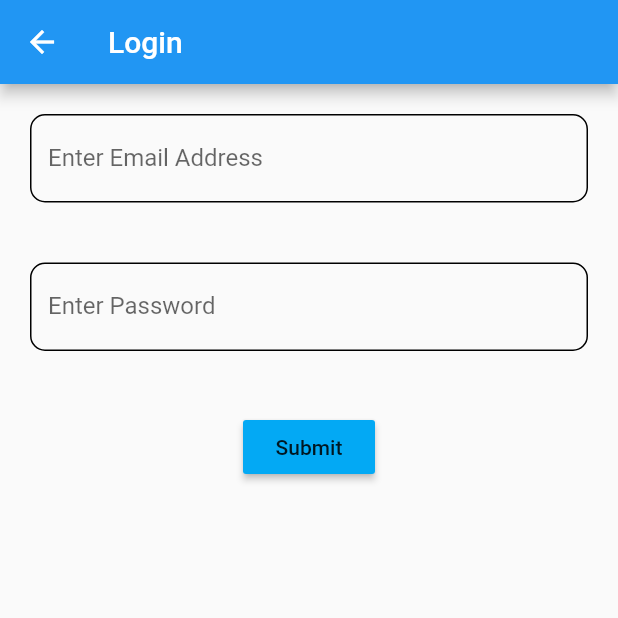
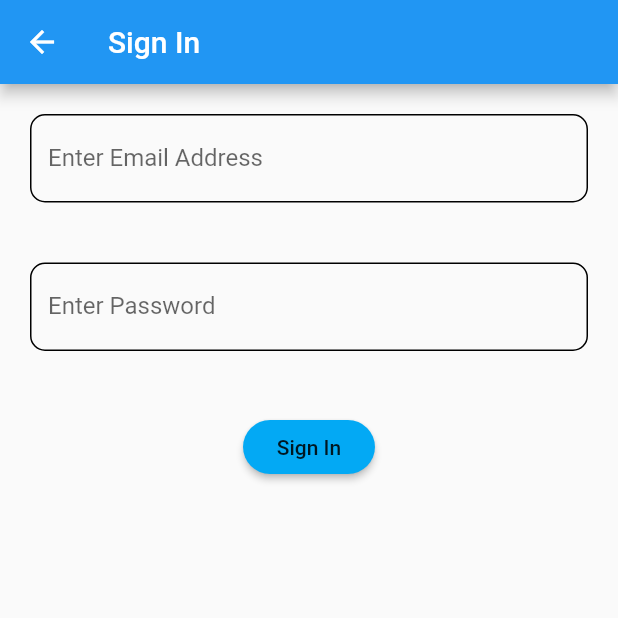
Before and after one commit to insidemordecai/etransact, a Flutter app: the screen it shows after launch, after a tap on "Sign In", on a phone screen of 412 x 824 dp, the top half of it. Run offline on Flutter 3.47's test engine with Material 2 defaults, Android fonts, the phone set to English and light mode, and no system bars; our stand-ins replace firebase_auth, firebase_core, firebase_database, flutter_signin_button, splashscreen; accounts and stored records are empty.

Commit message:
update: slight visual changes

```diff
--- a/lib/email_login.dart
+++ b/lib/email_login.dart
@@ -2,6 +2,7 @@ import 'package:firebase_auth/firebase_auth.dart';
 import 'package:flutter/material.dart';
 
 import 'home.dart';
+import 'constants.dart';
 
 class EmailLogIn extends StatefulWidget {
   @override
@@ -18,7 +19,7 @@ class _EmailLogInState extends State<EmailLogIn> {
   @override
   Widget build(BuildContext context) {
     return Scaffold(
-        appBar: AppBar(title: Text("Login")),
+        appBar: AppBar(title: Text("Sign In")),
         body: Form(
             key: _formKey,
             child: SingleChildScrollView(
@@ -72,6 +73,7 @@ class _EmailLogInState extends State<EmailLogIn> {
                         ? CircularProgressIndicator()
                         : RaisedButton(
                       color: Colors.lightBlue,
+                      shape: kRoundedBorder,
                       onPressed: () {
                         if (_formKey.currentState.validate()) {
                           setState(() {
@@ -80,7 +82,7 @@ class _EmailLogInState extends State<EmailLogIn> {
                           logInToFb();
                         }
                       },
-                      child: Text('Submit'),
+                      child: Text('Sign In'),
                     ),
                   )
                 ]))));
--- a/lib/email_signup.dart
+++ b/lib/email_signup.dart
@@ -3,6 +3,7 @@ import 'package:firebase_database/firebase_database.dart';
 import 'package:flutter/material.dart';
 
 import 'home.dart';
+import 'constants.dart';
 
 class EmailSignUp extends StatefulWidget {
   @override
@@ -23,7 +24,7 @@ class _EmailSignUpState extends State<EmailSignUp> {
   @override
   Widget build(BuildContext context) {
     return Scaffold(
-        appBar: AppBar(title: Text("Sign Up")),
+        appBar: AppBar(title: Text("Create Account")),
         body: Form(
             key: _formKey,
             child: SingleChildScrollView(
@@ -115,6 +116,7 @@ class _EmailSignUpState extends State<EmailSignUp> {
                         ? CircularProgressIndicator()
                         : RaisedButton(
                       color: Colors.lightBlue,
+                      shape: kRoundedBorder,
                       onPressed: () {
                         if (_formKey.currentState.validate()) {
                           setState(() {
--- a/lib/landing_screen.dart
+++ b/lib/landing_screen.dart
@@ -3,15 +3,16 @@ import 'package:flutter_signin_button/flutter_signin_button.dart';
 
 import 'email_login.dart';
 import 'email_signup.dart';
+import 'constants.dart';
 
 class SignUp extends StatelessWidget {
   final String title = "eTransact";
   @override
   Widget build(BuildContext context) {
     return Scaffold(
-        appBar: AppBar(
-          title: Text(this.title),
-        ),
+        // appBar: AppBar(
+        //   title: Text(this.title),
+        // ),
         body: Center(
           child: Column(mainAxisAlignment: MainAxisAlignment.center, children: <
               Widget>[
@@ -20,7 +21,7 @@ class SignUp extends StatelessWidget {
               child: Text("eTransact",
                   style: TextStyle(
                       fontWeight: FontWeight.bold,
-                      fontSize: 30,
+                      fontSize: 50,
                       fontFamily: 'Roboto')),
             ),
             Padding(
@@ -28,6 +29,7 @@ class SignUp extends StatelessWidget {
                 child: SignInButton(
                   Buttons.Email,
                   text: "Create Account",
+                  shape: kRoundedBorder,
                   onPressed: () {
                     Navigator.push(
                       context,
@@ -40,6 +42,7 @@ class SignUp extends StatelessWidget {
                 child: SignInButton(
                   Buttons.Email,
                   text: "Sign In",
+                  shape: kRoundedBorder,
                   onPressed: () {
                     Navigator.push(
                       context,
--- a/lib/main.dart
+++ b/lib/main.dart
@@ -17,7 +17,7 @@ class MyApp extends StatelessWidget {
   Widget build(BuildContext context) {
     return MaterialApp(
       debugShowCheckedModeBanner: false,
-      title: 'Meet Up',
+      title: 'eTransact',
       theme: ThemeData(
         primarySwatch: Colors.blue,
       ),
```
